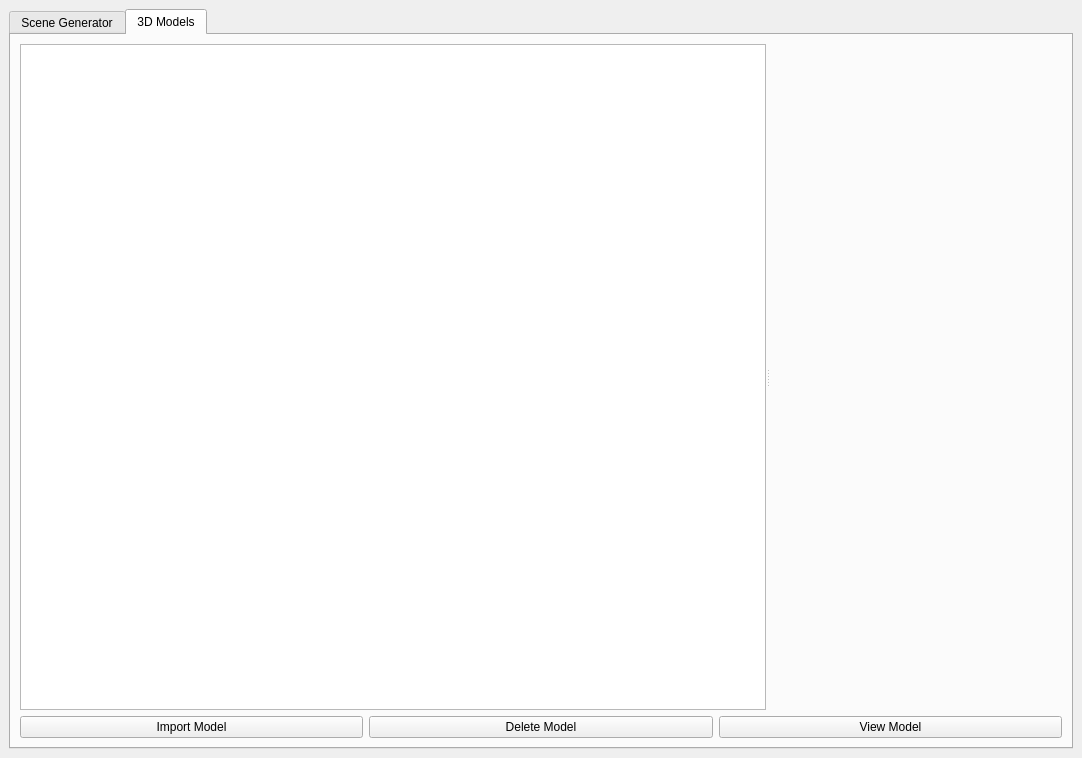
This is mainwindow.ui in andrab0/3DSceneGenerator as Qt 5 draws it before an edit. The edited form follows.
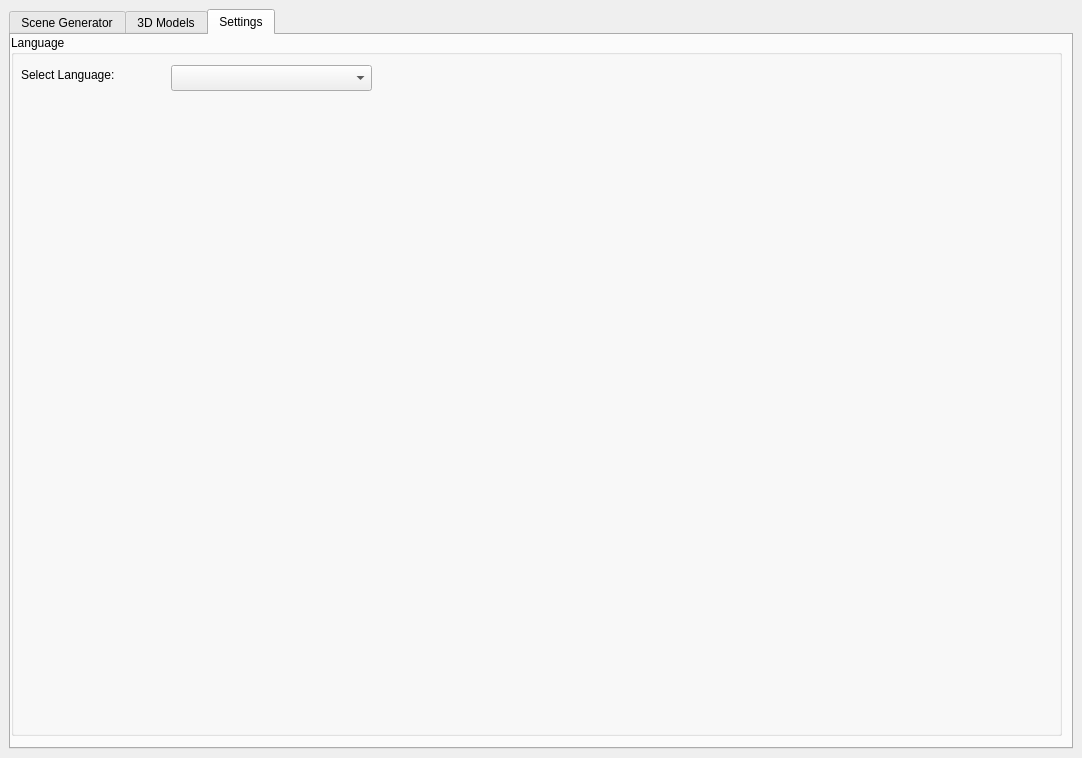
This is the edited form. The open tabs and pages were chosen to show the change.

Diff of the .ui file:
```diff
--- a/mainwindow.ui
+++ b/mainwindow.ui
@@ -174,6 +174,47 @@
         </item>
        </layout>
       </widget>
+      <widget class="QWidget" name="settingsTab">
+       <attribute name="title">
+        <string>Settings</string>
+       </attribute>
+       <widget class="QGroupBox" name="languageGBox">
+        <property name="geometry">
+         <rect>
+          <x>0</x>
+          <y>0</y>
+          <width>1051</width>
+          <height>701</height>
+         </rect>
+        </property>
+        <property name="title">
+         <string>Language</string>
+        </property>
+        <widget class="QLabel" name="selectLabel">
+         <property name="geometry">
+          <rect>
+           <x>10</x>
+           <y>30</y>
+           <width>131</width>
+           <height>20</height>
+          </rect>
+         </property>
+         <property name="text">
+          <string>Select Language:</string>
+         </property>
+        </widget>
+        <widget class="QComboBox" name="lLanguageComboBox">
+         <property name="geometry">
+          <rect>
+           <x>160</x>
+           <y>30</y>
+           <width>201</width>
+           <height>26</height>
+          </rect>
+         </property>
+        </widget>
+       </widget>
+      </widget>
      </widget>
     </item>
    </layout>
```
Left out of the diff: 2 changed lines with no effect on the pictures.
